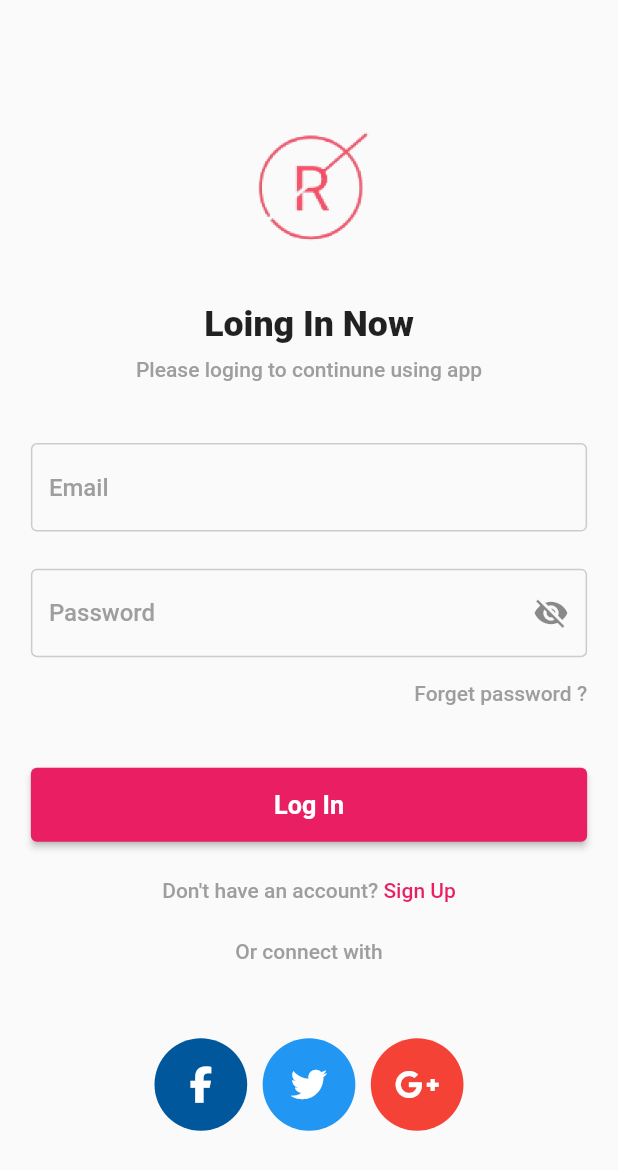
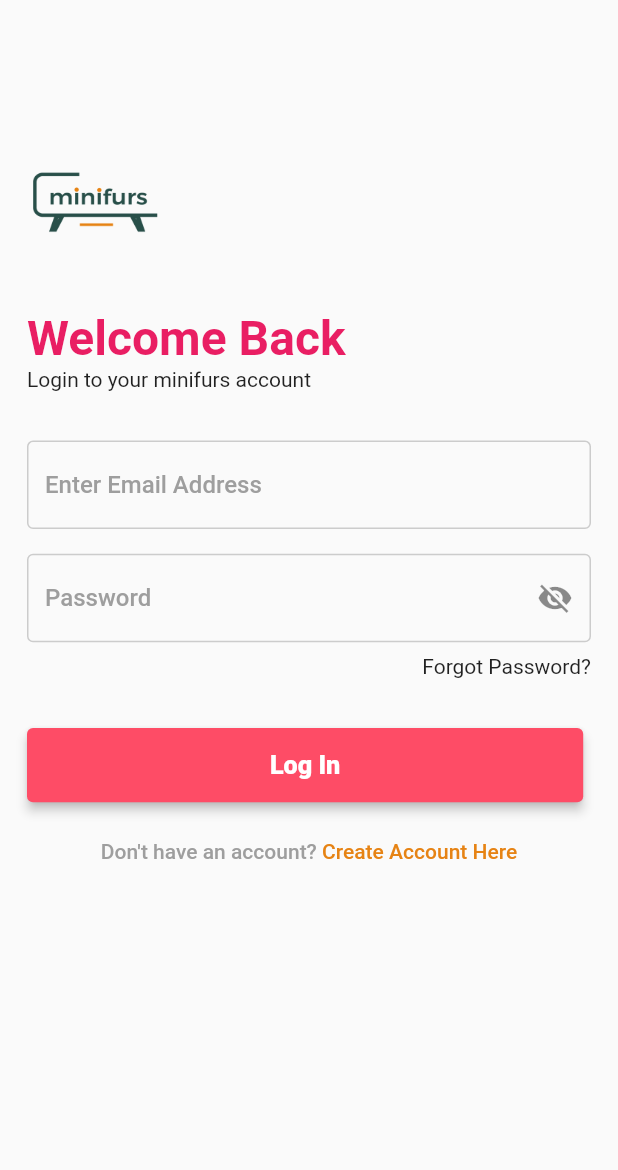
Before and after one commit to SaraDidi/flutterFormation, a Flutter app: the screen it shows after launch, after a tap on "Log In", on a phone screen of 412 x 824 dp. Shown: the top 1170 px of the screen. Run offline on Flutter 3.47's test engine with Material 2 defaults, Android fonts, the phone set to English and light mode, and no system bars.

Commit message:
solution without getX

```diff
--- /dev/null
+++ b/lib/app_constants.dart
@@ -0,0 +1,14 @@
+import 'package:flutter/material.dart';
+
+class AppConstants {
+
+  static const appName = "Minifurs";
+  static const appLogo = "assets/images/logo.png";
+
+
+  //======== COLORS =============
+  static const primaryColor = Color(0xFFFE4C66);
+  static const secondColor = Color(0xFFE68314);
+  static const buttonColor = Color(0xFFFFE4C7);
+
+}
--- a/lib/login_screen.dart
+++ /dev/null
@@ -1,129 +0,0 @@
-import 'package:flutter/material.dart';
-import 'config.dart';
-import 'package:font_awesome_flutter/font_awesome_flutter.dart';
-
-class LoginScreen extends StatefulWidget {
-  const LoginScreen({super.key});
-
-  @override
-  State<LoginScreen> createState() => _LoginScreenState();
-}
-
-class _LoginScreenState extends State<LoginScreen> {
-
-  Widget _socialMedia(IconData icon, Color backgroundColor) {
-    return Container(
-      width: fullWidth(context) * 0.15,
-      height: fullWidth(context) * 0.15,
-      decoration: BoxDecoration(shape: BoxShape.circle, color: backgroundColor),
-      child: Icon(icon, color: Colors.white),
-    );
-  }
-
-  Widget inputTextField(String hint, bool hasIcon) {
-    return TextField(
-      decoration: InputDecoration(
-        hintText: hint,
-        hintStyle:
-            const TextStyle(color: Colors.grey, fontWeight: FontWeight.w500),
-        enabledBorder: OutlineInputBorder(
-          borderSide: BorderSide(color: Colors.grey.withOpacity(0.5)),
-        ),
-        suffixIcon: hasIcon ? const Icon(Icons.visibility_off) : null,
-      ),
-    );
-  }
-
-  @override
-  Widget build(BuildContext context) {
-    return Scaffold(
-      body: Padding(
-        padding: EdgeInsets.symmetric(horizontal: fullWidth(context) * 0.05),
-        child: Column(
-          mainAxisAlignment: MainAxisAlignment.center,
-          children: [
-          Image.asset("assets/images/logo.png" ,
-          height: fullHeight(context)* 0.12),
-          SizedBox(height: fullHeight(context) * 0.04),
-          Text(
-            "Loing In Now",
-            style: TextStyle(
-                fontSize: fontSize10(context) * 1.7,
-                fontWeight: FontWeight.w800),
-          ),
-          SizedBox(height: fullHeight(context) * 0.01),
-          Text(
-            "Please loging to continune using app",
-            style: TextStyle(
-                color: Colors.grey,
-                fontWeight: FontWeight.w500,
-                fontSize: fontSize10(context)),
-          ),
-          SizedBox(height: fullHeight(context) * 0.05),
-          inputTextField("Email", false),
-          SizedBox(height: fullHeight(context) * 0.03),
-          inputTextField("Password", true),
-          SizedBox(height: fullHeight(context) * 0.02),
-          const Align(
-            alignment: AlignmentDirectional.topEnd,
-            child: Text(
-              "Forget password ?",
-              style: TextStyle(
-                color: Colors.grey,
-                fontWeight: FontWeight.w500,
-              ),
-            ),
-          ),
-          SizedBox(height: fullHeight(context) * 0.05),
-          SizedBox(
-            width: fullWidth(context) * 0.9,
-            height: fullHeight(context) * 0.06,
-            child: ElevatedButton(
-                onPressed: () => print("hello"),
-                style: ElevatedButton.styleFrom(
-                  backgroundColor: Colors.pink,
-                ),
-                child: Text(
-                  "Log In",
-                  style: TextStyle(
-                      fontWeight: FontWeight.w600,
-                      fontSize: fontSize10(context) * 1.2),
-                )),
-          ),
-          SizedBox(height: fullHeight(context) * 0.03),
-          RichText(
-            text: const TextSpan(
-              text: "Don't have an account? ",
-              style:
-                  TextStyle(color: Colors.grey, fontWeight: FontWeight.w500),
-              children: <TextSpan>[
-                TextSpan(
-                    text: 'Sign Up',
-                    style: TextStyle(
-                        color: Colors.pink, fontWeight: FontWeight.w500)),
-              ],
-            ),
-          ),
-          SizedBox(height: fullHeight(context) * 0.03),
-          const Text(
-            "Or connect with",
-            style: TextStyle(fontWeight: FontWeight.w500, color: Colors.grey),
-          ),
-          SizedBox(height: fullHeight(context) * 0.06),
-          Padding(
-            padding:
-                EdgeInsets.symmetric(horizontal: fullWidth(context) * 0.2),
-            child: Row(
-              mainAxisAlignment: MainAxisAlignment.spaceBetween,
-              children: [
-                _socialMedia(FontAwesomeIcons.facebookF, Colors.lightBlue[900]!),
-                _socialMedia(FontAwesomeIcons.twitter, Colors.blue),
-                _socialMedia(FontAwesomeIcons.googlePlusG, Colors.red),
-              ],
-            ),
-          )
-        ]),
-      ),
-    );
-  }
-}
--- a/lib/main.dart
+++ b/lib/main.dart
@@ -1,6 +1,5 @@
 import 'package:flutter/material.dart';
-
-import 'login_screen.dart';
+import 'package:hellow_word/screens/first_screen.dart';
 
 void main() {
   runApp(const MyApp());
@@ -11,9 +10,9 @@ class MyApp extends StatelessWidget {
 
   @override
   Widget build(BuildContext context) {
-    return const MaterialApp(
+    return MaterialApp(
       debugShowCheckedModeBanner: false,
-      home: LoginScreen()
+      home: FirstScreen()
     );
   }
 }
--- /dev/null
+++ b/lib/screens/first_screen.dart
@@ -0,0 +1,88 @@
+import 'package:flutter/material.dart';
+import 'package:hellow_word/config.dart';
+import 'package:hellow_word/screens/login_screen.dart';
+import 'package:hellow_word/screens/signup_screen.dart';
+import 'package:hellow_word/app_constants.dart';
+import '../widget/my_button.dart';
+
+class FirstScreen extends StatelessWidget {
+  @override
+  Widget build(BuildContext context) {
+    return Scaffold(
+      body: Padding(
+        padding: const EdgeInsets.symmetric(horizontal: 18.0),
+        child: Column(
+          crossAxisAlignment: CrossAxisAlignment.start,
+          children: <Widget>[
+            SizedBox(height: AppBar().preferredSize.height * 3),
+            Image.asset("assets/images/chaise.png"),
+            SizedBox(height: fullHeight(context) * 0.03),
+            Padding(
+                padding: EdgeInsets.symmetric(horizontal: fullWidth(context) * 0.07),
+                child: Text(
+                  "Optimize your space using tech and creativity in africa",
+                  textAlign: TextAlign.center,
+                  style: TextStyle(
+                      color: Colors.grey[700],
+                      fontWeight: FontWeight.w700,
+                      fontSize: fontSize10(context) * 1.65),
+                )),
+            SizedBox(height: fullHeight(context) * 0.03),
+            Center(
+              child: Text("Fitting your furnitures in your space before buying",
+                  style: TextStyle(
+                      color: Colors.grey[700],
+                      fontWeight: FontWeight.w500,
+                      fontSize: fontSize10(context))),
+            ),
+            SizedBox(height: fullHeight(context) * 0.04),
+            MyButton(
+                onPressed: () {
+                  Navigator.push(
+                    context,
+                    MaterialPageRoute(builder: (context) => LoginScreen()),
+                  );
+                },
+                title: 'Log In'),
+            SizedBox(height: fullHeight(context) * 0.02),
+            MyButton(
+              onPressed: () {
+                Navigator.push(
+                  context,
+                  MaterialPageRoute(builder: (context) => SignupScreen()),
+                );
+              },
+              title: 'Sign Up',
+              color: AppConstants.buttonColor.withOpacity(0.9),
+              textColor: AppConstants.secondColor,
+            ),
+            SizedBox(height: fullHeight(context) * 0.03),
+            Center(
+              child: SizedBox(
+                width: fullWidth(context) * 0.75,
+                child: RichText(
+                  textAlign: TextAlign.center,
+                  text: TextSpan(
+                    text:
+                        "By tapping Create Account and using Minifurs, you agree to our ",
+                    style: TextStyle(
+                        fontSize: fontSize10(context) * 0.85,
+                        color: Colors.grey[700],
+                        fontWeight: FontWeight.w600),
+                    children: const <TextSpan>[
+                      TextSpan(
+                          text: 'Terms of Service & Privacy Policy',
+                          style: TextStyle(
+                              color: Colors.black,
+                              fontWeight: FontWeight.w800)),
+                    ],
+                  ),
+                ),
+              ),
+            ),
+          ],
+        ),
+      ),
+    );
+  }
+}
--- /dev/null
+++ b/lib/screens/login_screen.dart
@@ -0,0 +1,76 @@
+import 'package:flutter/material.dart';
+import 'package:hellow_word/config.dart';
+import 'package:hellow_word/screens/forgot_password_screen.dart';
+import 'package:hellow_word/widget/my_button.dart';
+import 'package:hellow_word/widget/my_text_filed.dart';
+
+import '../app_constants.dart';
+
+class LoginScreen extends StatelessWidget {
+  @override
+  Widget build(BuildContext context) {
+    return Scaffold(
+      body: Padding(
+        padding: const EdgeInsets.symmetric(horizontal: 18.0),
+        child: Column(
+          crossAxisAlignment: CrossAxisAlignment.start,
+          children: <Widget>[
+            SizedBox(height: AppBar().preferredSize.height * 2),
+            Align(
+              alignment: AlignmentDirectional.topStart,
+              child: Image.asset(
+                AppConstants.appLogo,
+                width: fullWidth(context) * 0.22,
+              ),
+            ),
+            SizedBox(height: fullHeight(context) * 0.06),
+            const Text(
+              'Welcome Back',
+              style: TextStyle(
+                color: Colors.pink,
+                fontSize: 32.0,
+                fontWeight: FontWeight.bold,
+              ),
+            ),
+            const Text("Login to your minifurs account"),
+            SizedBox(height: fullHeight(context) * 0.04),
+            MyTextFiled(hint: 'Enter Email Address'),
+            SizedBox(height: fullHeight(context) * 0.02),
+            MyTextFiled(hint: 'Password', hasIcon: true),
+            SizedBox(height: fullHeight(context) * 0.01),
+            Align(
+                alignment: AlignmentDirectional.topEnd,
+                child: InkWell(
+                    onTap: () {
+                      Navigator.push(
+                        context,
+                        MaterialPageRoute(
+                            builder: (context) => ForgotPasswordScreen()),
+                      );
+                    },
+                    child: const Text("Forgot Password?"))),
+            SizedBox(height: fullHeight(context) * 0.04),
+            MyButton(onPressed: () {}, title: 'Log In'),
+            SizedBox(height: fullHeight(context) * 0.03),
+            Center(
+              child: RichText(
+                text: const TextSpan(
+                  text: "Don't have an account? ",
+                  style: TextStyle(
+                      color: Colors.grey, fontWeight: FontWeight.w500),
+                  children: <TextSpan>[
+                    TextSpan(
+                        text: 'Create Account Here',
+                        style: TextStyle(
+                            color: AppConstants.secondColor,
+                            fontWeight: FontWeight.w500)),
+                  ],
+                ),
+              ),
+            ),
+          ],
+        ),
+      ),
+    );
+  }
+}
--- /dev/null
+++ b/lib/widget/my_button.dart
@@ -0,0 +1,43 @@
+import 'package:flutter/material.dart';
+import 'package:hellow_word/app_constants.dart';
+
+import '../config.dart';
+
+class MyButton extends StatefulWidget {
+  Function()? onPressed;
+  String? title;
+  Color color;
+  Color textColor;
+  MyButton({
+    super.key,
+    this.onPressed,
+    this.title,
+    this.color = AppConstants.primaryColor,
+    this.textColor = Colors.white,
+  });
+
+  @override
+  State<MyButton> createState() => _MyButtonState();
+}
+
+class _MyButtonState extends State<MyButton> {
+  @override
+  Widget build(BuildContext context) {
+    return SizedBox(
+      width: fullWidth(context) * 0.9,
+      height: fullHeight(context) * 0.06,
+      child: ElevatedButton(
+          onPressed: widget.onPressed,
+          style: ElevatedButton.styleFrom(
+              backgroundColor: widget.color,
+              elevation: 3,
+              foregroundColor: widget.textColor,
+              textStyle: TextStyle(
+                  fontWeight: FontWeight.w800,
+                  fontSize: fontSize10(context) * 1.2)),
+          child: Text(
+            widget.title!,
+          )),
+    );
+  }
+}
--- /dev/null
+++ b/lib/widget/my_text_filed.dart
@@ -0,0 +1,27 @@
+import 'package:flutter/material.dart';
+
+class MyTextFiled extends StatefulWidget {
+  String? hint;
+  bool hasIcon;
+  MyTextFiled({super.key , this.hint, this.hasIcon = false});
+
+  @override
+  State<MyTextFiled> createState() => _MyTextFiledState();
+}
+
+class _MyTextFiledState extends State<MyTextFiled> {
+  @override
+  Widget build(BuildContext context) {
+    return TextField(
+      decoration: InputDecoration(
+        hintText: widget.hint,
+        hintStyle:const TextStyle(color: Colors.grey, fontWeight: FontWeight.w500),
+        border: const OutlineInputBorder(borderRadius: BorderRadius.all(Radius.circular(32.0))),
+        enabledBorder: OutlineInputBorder(
+          borderSide: BorderSide(color: Colors.grey.withOpacity(0.5)),
+        ),
+        suffixIcon: widget.hasIcon ? const Icon(Icons.visibility_off) : null,
+      ),
+    );
+  }
+}
--- a/pubspec.yaml
+++ b/pubspec.yaml
@@ -61,7 +61,7 @@ flutter:
 
   # To add assets to your application, add an assets section, like this:
   assets:
-    - assets/images/logo.png
+    - assets/images/
 
   # An image asset can refer to one or more resolution-specific "variants", see
   # https://flutter.dev/assets-and-images/#resolution-aware
```
Also changed, not shown: lib/screens/forgot_password_screen.dart (added, +60 -0 lines), lib/screens/signup_screen.dart (added, +71 -0 lines), assets/images/chaise.png (added), assets/images/logo.png.
